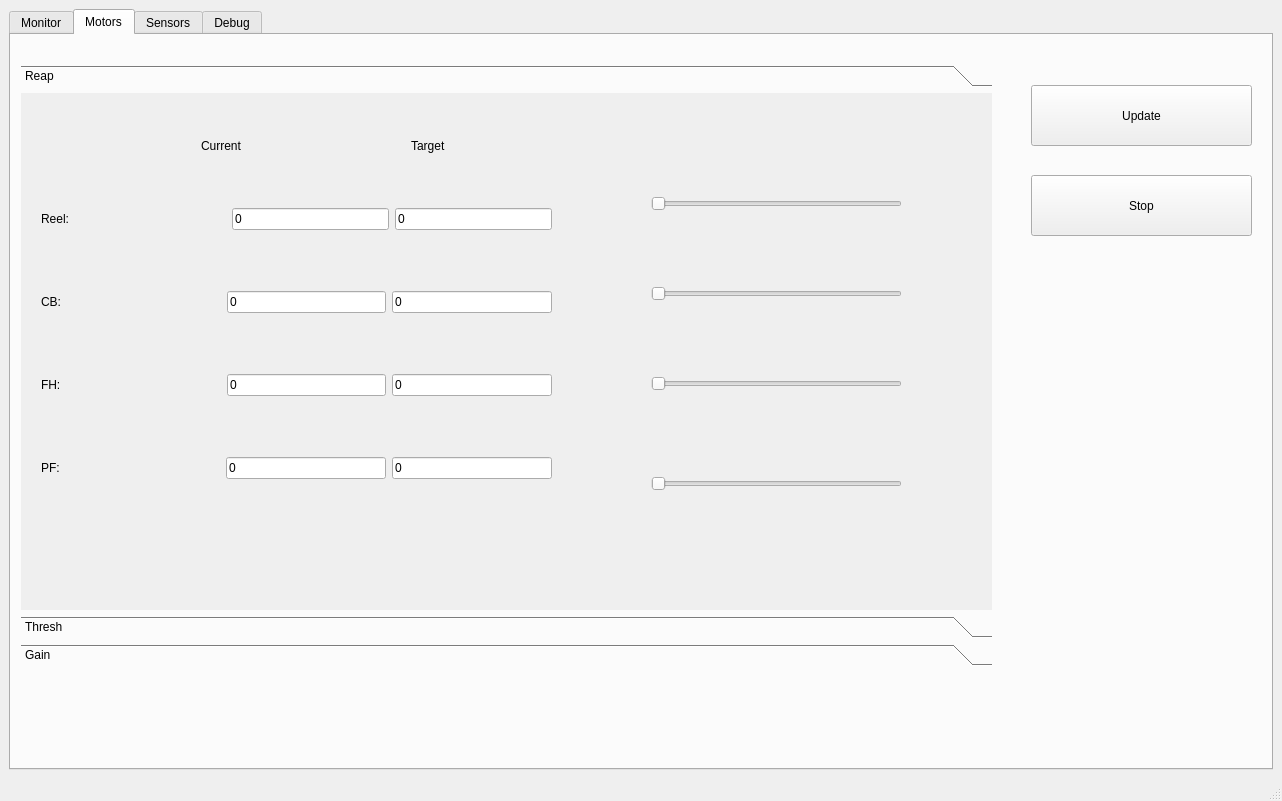
This is src/Qt_gui_test/src/mainwindow.ui in ideallic/yammar_ws as Qt 5 draws it before an edit. The edited form follows.
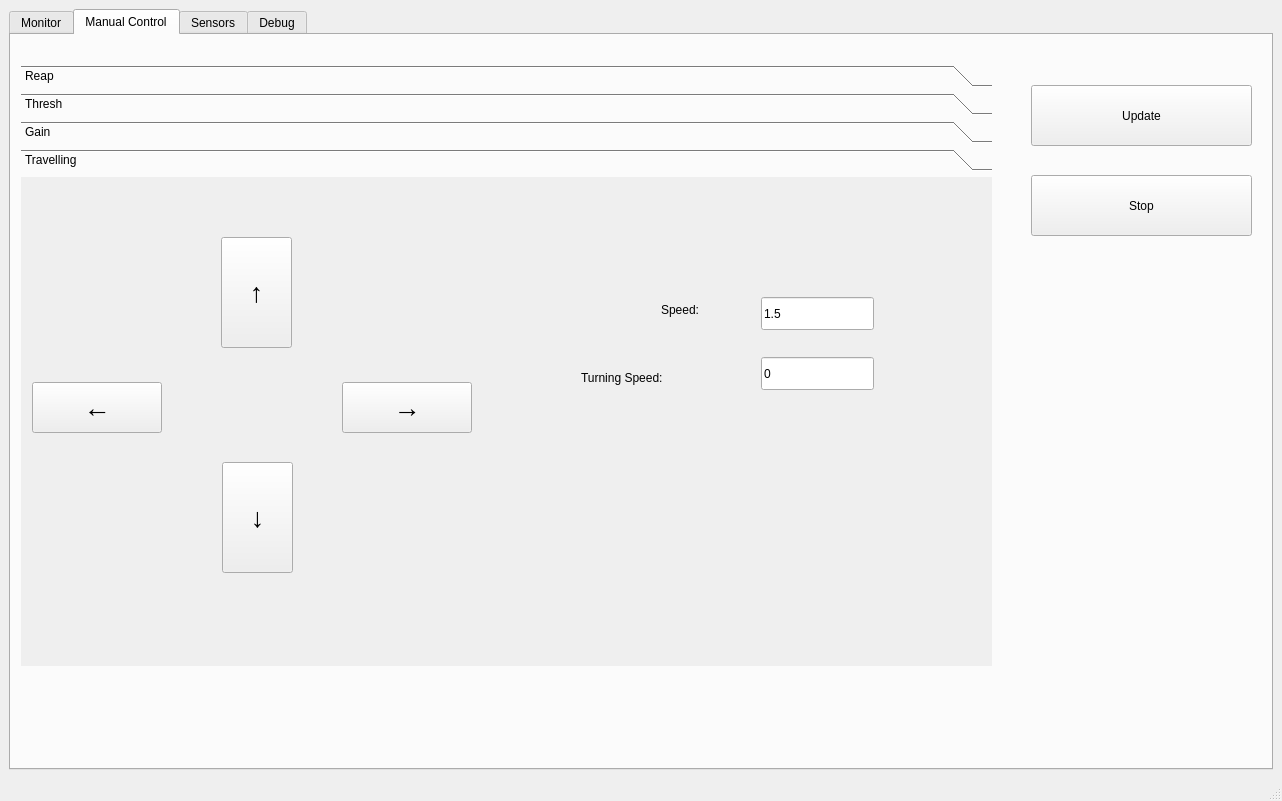
This is the edited form.

```diff
--- a/src/Qt_gui_test/src/mainwindow.ui
+++ b/src/Qt_gui_test/src/mainwindow.ui
@@ -363,7 +363,7 @@
       </widget>
       <widget class="QWidget" name="motorTab">
        <attribute name="title">
-        <string>Motors</string>
+        <string>Manual Control</string>
        </attribute>
        <widget class="QToolBox" name="toolBox">
         <property name="geometry">
@@ -375,7 +375,7 @@
          </rect>
         </property>
         <property name="currentIndex">
-         <number>0</number>
+         <number>3</number>
         </property>
         <widget class="QWidget" name="reapPage">
          <property name="geometry">
@@ -383,7 +383,7 @@
            <x>0</x>
            <y>0</y>
            <width>971</width>
-           <height>475</height>
+           <height>433</height>
           </rect>
          </property>
          <attribute name="label">
@@ -393,7 +393,7 @@
           <property name="geometry">
            <rect>
             <x>20</x>
-            <y>60</y>
+            <y>30</y>
             <width>511</width>
             <height>381</height>
            </rect>
@@ -557,7 +557,7 @@
           <property name="geometry">
            <rect>
             <x>630</x>
-            <y>100</y>
+            <y>70</y>
             <width>251</width>
             <height>22</height>
            </rect>
@@ -570,7 +570,7 @@
           <property name="geometry">
            <rect>
             <x>630</x>
-            <y>190</y>
+            <y>160</y>
             <width>251</width>
             <height>22</height>
            </rect>
@@ -583,7 +583,7 @@
           <property name="geometry">
            <rect>
             <x>630</x>
-            <y>280</y>
+            <y>250</y>
             <width>251</width>
             <height>22</height>
            </rect>
@@ -596,7 +596,7 @@
           <property name="geometry">
            <rect>
             <x>630</x>
-            <y>380</y>
+            <y>350</y>
             <width>251</width>
             <height>22</height>
            </rect>
@@ -609,7 +609,7 @@
           <property name="geometry">
            <rect>
             <x>180</x>
-            <y>40</y>
+            <y>10</y>
             <width>98</width>
             <height>25</height>
            </rect>
@@ -622,7 +622,7 @@
           <property name="geometry">
            <rect>
             <x>390</x>
-            <y>40</y>
+            <y>10</y>
             <width>98</width>
             <height>25</height>
            </rect>
@@ -1142,6 +1142,143 @@
           </property>
          </widget>
         </widget>
+        <widget class="QWidget" name="page_4">
+         <attribute name="label">
+          <string>Travelling</string>
+         </attribute>
+         <widget class="QPushButton" name="pushButton_5">
+          <property name="geometry">
+           <rect>
+            <x>201</x>
+            <y>285</y>
+            <width>71</width>
+            <height>111</height>
+           </rect>
+          </property>
+          <property name="font">
+           <font>
+            <pointsize>20</pointsize>
+            <weight>75</weight>
+            <bold>true</bold>
+           </font>
+          </property>
+          <property name="text">
+           <string>↓</string>
+          </property>
+         </widget>
+         <widget class="QPushButton" name="pushButton_8">
+          <property name="geometry">
+           <rect>
+            <x>321</x>
+            <y>205</y>
+            <width>130</width>
+            <height>51</height>
+           </rect>
+          </property>
+          <property name="font">
+           <font>
+            <pointsize>20</pointsize>
+            <weight>75</weight>
+            <bold>true</bold>
+           </font>
+          </property>
+          <property name="text">
+           <string>→</string>
+          </property>
+         </widget>
+         <widget class="QPushButton" name="pushButton_13">
+          <property name="geometry">
+           <rect>
+            <x>200</x>
+            <y>60</y>
+            <width>71</width>
+            <height>111</height>
+           </rect>
+          </property>
+          <property name="font">
+           <font>
+            <pointsize>20</pointsize>
+            <weight>75</weight>
+            <bold>true</bold>
+           </font>
+          </property>
+          <property name="text">
+           <string>↑</string>
+          </property>
+         </widget>
+         <widget class="QPushButton" name="pushButton_12">
+          <property name="geometry">
+           <rect>
+            <x>11</x>
+            <y>205</y>
+            <width>130</width>
+            <height>51</height>
+           </rect>
+          </property>
+          <property name="font">
+           <font>
+            <pointsize>20</pointsize>
+            <weight>75</weight>
+            <bold>true</bold>
+           </font>
+          </property>
+          <property name="text">
+           <string>←</string>
+          </property>
+         </widget>
+         <widget class="QLabel" name="label_13">
+          <property name="geometry">
+           <rect>
+            <x>640</x>
+            <y>120</y>
+            <width>98</width>
+            <height>25</height>
+           </rect>
+          </property>
+          <property name="text">
+           <string>Speed:</string>
+          </property>
+         </widget>
+         <widget class="QLabel" name="label_14">
+          <property name="geometry">
+           <rect>
+            <x>560</x>
+            <y>160</y>
+            <width>151</width>
+            <height>81</height>
+           </rect>
+          </property>
+          <property name="text">
+           <string>Turning Speed:</string>
+          </property>
+         </widget>
+         <widget class="QLineEdit" name="lineEdit_13">
+          <property name="geometry">
+           <rect>
+            <x>740</x>
+            <y>120</y>
+            <width>113</width>
+            <height>33</height>
+           </rect>
+          </property>
+          <property name="text">
+           <string>1.5</string>
+          </property>
+         </widget>
+         <widget class="QLineEdit" name="lineEdit_14">
+          <property name="geometry">
+           <rect>
+            <x>740</x>
+            <y>180</y>
+            <width>113</width>
+            <height>33</height>
+           </rect>
+          </property>
+          <property name="text">
+           <string>0</string>
+          </property>
+         </widget>
+        </widget>
        </widget>
        <widget class="QPushButton" name="pushButton_2">
         <property name="geometry">
```
Left out of the diff: 141 changed lines with no effect on the pictures.
